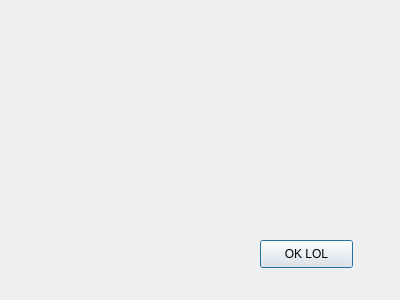
namealreadytaken/fotochope, file fotochop/newForm.ui: the form before one commit.
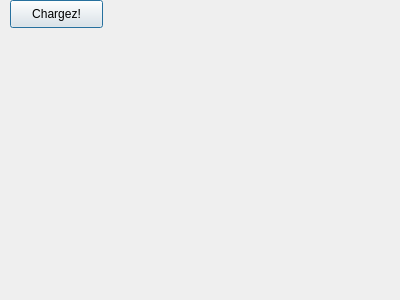
The form after the commit.

Commit message: voila, le label prend la taille de l'image inclue et plus une taille fixe prédéfine

Patch:
```diff
--- a/fotochop/newForm.ui
+++ b/fotochop/newForm.ui
@@ -16,21 +16,21 @@
   <widget class="QPushButton" name="pushButton">
    <property name="geometry">
     <rect>
-     <x>260</x>
-     <y>240</y>
+     <x>10</x>
+     <y>0</y>
      <width>93</width>
      <height>28</height>
     </rect>
    </property>
    <property name="text">
-    <string>OK LOL</string>
+    <string>Chargez!</string>
    </property>
   </widget>
   <widget class="QLabel" name="resultLabel">
    <property name="geometry">
     <rect>
-     <x>90</x>
-     <y>20</y>
+     <x>120</x>
+     <y>0</y>
      <width>200</width>
      <height>200</height>
     </rect>
```
The commit also changes 5 other files.
